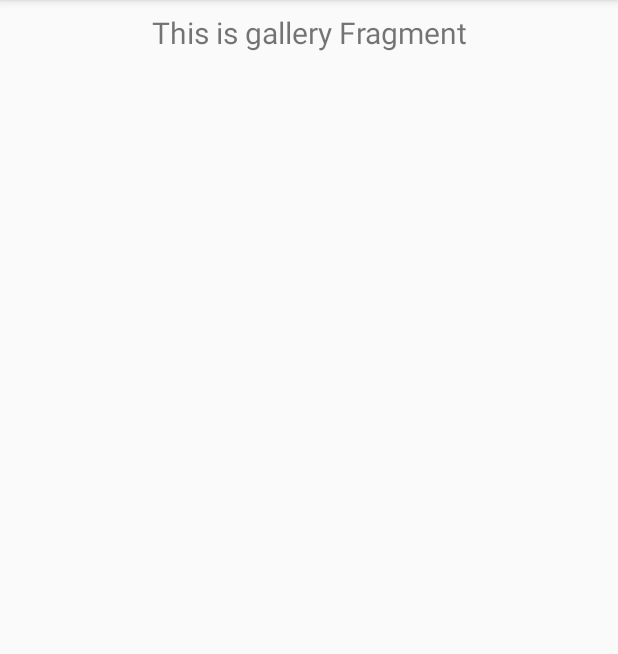
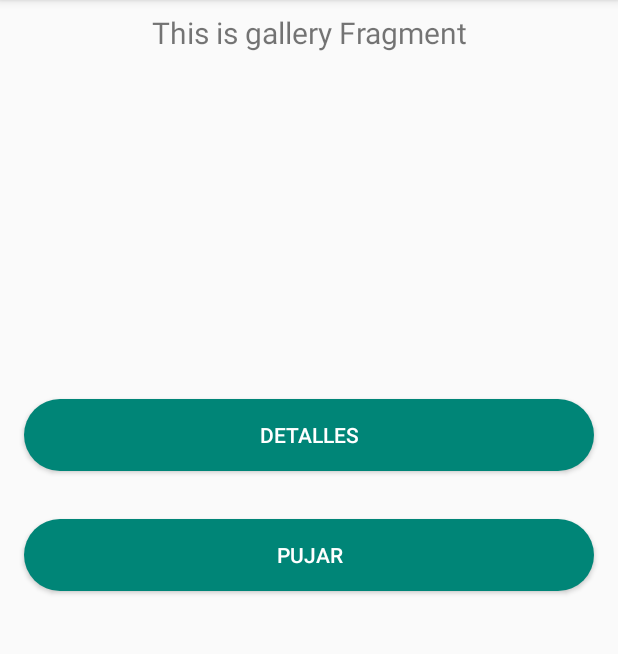
Before and after one commit to trabajointerdisciplinar19/grupo4, an Android app: the fragment GalleryFragment shown on its own in the app's theme, on a phone screen of 412 x 824 dp, the part 84-738 px from its top. Run offline under Robolectric (Android 15) with nearby library versions, the phone set to English and light mode, and no system bars.

Commit message:
Update fragment_gallery.xml

```diff
--- a/SubastasApp/app/src/main/res/layout/fragment_gallery.xml
+++ b/SubastasApp/app/src/main/res/layout/fragment_gallery.xml
@@ -16,4 +16,41 @@
         app:layout_constraintEnd_toEndOf="parent"
         app:layout_constraintStart_toStartOf="parent"
         app:layout_constraintTop_toTopOf="parent" />
+        <LinearLayout
+        xmlns:android="http://schemas.android.com/apk/res/android"
+        xmlns:app="http://schemas.android.com/apk/res-auto"
+        xmlns:tools="http://schemas.android.com/tools"
+        android:layout_width="match_parent"
+        android:layout_height="match_parent"
+        android:orientation="vertical"
+        tools:context=".ui.slideshow.SlideshowViewModel">
+
+        <ImageView
+            android:layout_width="match_parent"
+            android:layout_height="250dp"
+            android:id="@+id/ImgView"/>
+
+        <Button
+            android:layout_width="match_parent"
+            android:layout_height="wrap_content"
+            android:layout_margin="16dp"
+            android:background="@drawable/btnround"
+            android:onClick="detalles"
+            android:text="Detalles"
+            android:id="@+id/elegirDet"
+            android:textColor="@android:color/white" />
+
+        <Button
+            android:layout_width="match_parent"
+            android:layout_height="wrap_content"
+            android:layout_margin="16dp"
+            android:background="@drawable/btnround"
+            android:onClick="pujar"
+            android:text="Pujar"
+            android:id="@+id/elegirPuj"
+            android:textColor="@android:color/white" />
+
+
+
+    </LinearLayout>
 </androidx.constraintlayout.widget.ConstraintLayout>
```
